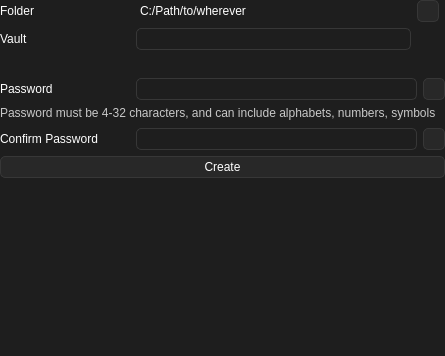
First picture: the form in ui/FrontendNewVault.ui, repository Nothing031/Vault, before the edit.
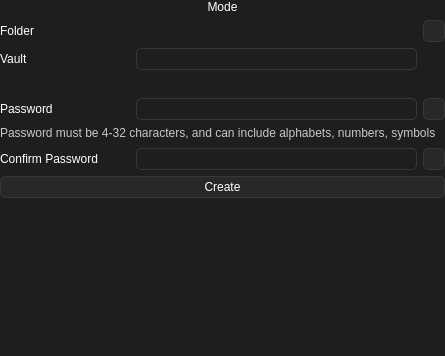
Second picture: the form after the edit. Icons and pictures are not drawn.

Diff of the .ui file:
```diff
--- a/ui/FrontendNewVault.ui
+++ b/ui/FrontendNewVault.ui
@@ -254,134 +254,6 @@
      </property>
     </spacer>
    </item>
-   <item row="1" column="0">
-    <layout class="QGridLayout" name="gridLayout_3">
-     <item row="1" column="2">
-      <spacer name="horizontalSpacer">
-       <property name="orientation">
-        <enum>Qt::Orientation::Horizontal</enum>
-       </property>
-       <property name="sizeType">
-        <enum>QSizePolicy::Policy::Fixed</enum>
-       </property>
-       <property name="sizeHint" stdset="0">
-        <size>
-         <width>28</width>
-         <height>22</height>
-        </size>
-       </property>
-      </spacer>
-     </item>
-     <item row="1" column="1">
-      <widget class="QLineEdit" name="VaultNameLineedit">
-       <property name="minimumSize">
-        <size>
-         <width>0</width>
-         <height>22</height>
-        </size>
-       </property>
-       <property name="maximumSize">
-        <size>
-         <width>16777215</width>
-         <height>22</height>
-        </size>
-       </property>
-       <property name="text">
-        <string/>
-       </property>
-      </widget>
-     </item>
-     <item row="2" column="0" colspan="3">
-      <widget class="QLabel" name="VaultAditionalInfoLabel">
-       <property name="text">
-        <string/>
-       </property>
-       <property name="alignment">
-        <set>Qt::AlignmentFlag::AlignLeading|Qt::AlignmentFlag::AlignLeft|Qt::AlignmentFlag::AlignTop</set>
-       </property>
-      </widget>
-     </item>
-     <item row="1" column="0">
-      <widget class="QLabel" name="VaultLabel">
-       <property name="minimumSize">
-        <size>
-         <width>130</width>
-         <height>22</height>
-        </size>
-       </property>
-       <property name="maximumSize">
-        <size>
-         <width>130</width>
-         <height>22</height>
-        </size>
-       </property>
-       <property name="text">
-        <string>Vault</string>
-       </property>
-      </widget>
-     </item>
-     <item row="0" column="0">
-      <widget class="QLabel" name="DirectoryLabel">
-       <property name="minimumSize">
-        <size>
-         <width>130</width>
-         <height>22</height>
-        </size>
-       </property>
-       <property name="maximumSize">
-        <size>
-         <width>130</width>
-         <height>22</height>
-        </size>
-       </property>
-       <property name="text">
-        <string>Folder</string>
-       </property>
-      </widget>
-     </item>
-     <item row="0" column="1">
-      <widget class="QLabel" name="DirectoryPathLabel">
-       <property name="styleSheet">
-        <string notr="true">QWidget{
-	padding-left: 1px;
-}</string>
-       </property>
-       <property name="text">
-        <string>C:/Path/to/wherever</string>
-       </property>
-      </widget>
-     </item>
-     <item row="0" column="2">
-      <widget class="QPushButton" name="DirectoryOpenButton">
-       <property name="sizePolicy">
-        <sizepolicy hsizetype="Fixed" vsizetype="Fixed">
-         <horstretch>0</horstretch>
-         <verstretch>0</verstretch>
-        </sizepolicy>
-       </property>
-       <property name="minimumSize">
-        <size>
-         <width>22</width>
-         <height>22</height>
-        </size>
-       </property>
-       <property name="maximumSize">
-        <size>
-         <width>22</width>
-         <height>22</height>
-        </size>
-       </property>
-       <property name="text">
-        <string/>
-       </property>
-       <property name="icon">
-        <iconset resource="../asset/resource.qrc">
-         <normaloff>:/icons/folder_open.png</normaloff>:/icons/folder_open.png</iconset>
-       </property>
-      </widget>
-     </item>
-    </layout>
-   </item>
    <item row="4" column="0">
     <layout class="QGridLayout" name="gridLayout_4">
      <item row="0" column="1">
@@ -470,6 +342,128 @@
      </item>
     </layout>
    </item>
+   <item row="2" column="0">
+    <widget class="QLabel" name="ModeLabel">
+     <property name="text">
+      <string>Mode</string>
+     </property>
+     <property name="alignment">
+      <set>Qt::AlignmentFlag::AlignCenter</set>
+     </property>
+    </widget>
+   </item>
+   <item row="3" column="0">
+    <layout class="QGridLayout" name="gridLayout_3">
+     <item row="1" column="1">
+      <widget class="QLineEdit" name="VaultNameLineedit">
+       <property name="minimumSize">
+        <size>
+         <width>0</width>
+         <height>22</height>
+        </size>
+       </property>
+       <property name="maximumSize">
+        <size>
+         <width>16777215</width>
+         <height>22</height>
+        </size>
+       </property>
+       <property name="text">
+        <string/>
+       </property>
+      </widget>
+     </item>
+     <item row="2" column="0" colspan="3">
+      <widget class="QLabel" name="VaultAditionalInfoLabel">
+       <property name="text">
+        <string/>
+       </property>
+       <property name="alignment">
+        <set>Qt::AlignmentFlag::AlignLeading|Qt::AlignmentFlag::AlignLeft|Qt::AlignmentFlag::AlignTop</set>
+       </property>
+      </widget>
+     </item>
+     <item row="1" column="0">
+      <widget class="QLabel" name="VaultLabel">
+       <property name="minimumSize">
+        <size>
+         <width>130</width>
+         <height>22</height>
+        </size>
+       </property>
+       <property name="maximumSize">
+        <size>
+         <width>130</width>
+         <height>22</height>
+        </size>
+       </property>
+       <property name="text">
+        <string>Vault</string>
+       </property>
+      </widget>
+     </item>
+     <item row="0" column="0">
+      <widget class="QLabel" name="DirectoryLabel">
+       <property name="minimumSize">
+        <size>
+         <width>130</width>
+         <height>22</height>
+        </size>
+       </property>
+       <property name="maximumSize">
+        <size>
+         <width>130</width>
+         <height>22</height>
+        </size>
+       </property>
+       <property name="text">
+        <string>Folder</string>
+       </property>
+      </widget>
+     </item>
+     <item row="0" column="1">
+      <widget class="QLabel" name="DirectoryPathLabel">
+       <property name="styleSheet">
+        <string notr="true">QWidget{
+	padding-left: 1px;
+}</string>
+       </property>
+       <property name="text">
+        <string/>
+       </property>
+      </widget>
+     </item>
+     <item row="0" column="2">
+      <widget class="QPushButton" name="DirectoryOpenButton">
+       <property name="sizePolicy">
+        <sizepolicy hsizetype="Fixed" vsizetype="Fixed">
+         <horstretch>0</horstretch>
+         <verstretch>0</verstretch>
+        </sizepolicy>
+       </property>
+       <property name="minimumSize">
+        <size>
+         <width>22</width>
+         <height>22</height>
+        </size>
+       </property>
+       <property name="maximumSize">
+        <size>
+         <width>22</width>
+         <height>22</height>
+        </size>
+       </property>
+       <property name="text">
+        <string/>
+       </property>
+       <property name="icon">
+        <iconset resource="../asset/resource.qrc">
+         <normaloff>:/icons/folder_open.png</normaloff>:/icons/folder_open.png</iconset>
+       </property>
+      </widget>
+     </item>
+    </layout>
+   </item>
   </layout>
  </widget>
  <resources>
```
